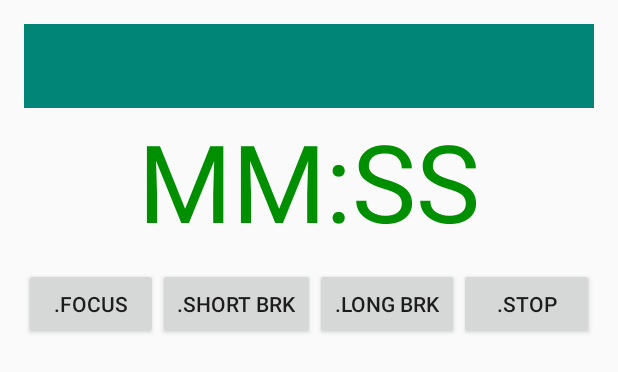
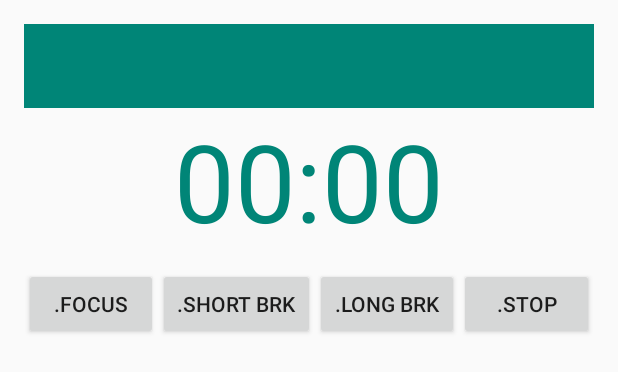
Before and after one commit to dimkas71/Moosti.com-mobile-port, an Android app: the layout activity_main.xml on its own in the app's theme, with its tools: preview values and no code run, on a phone screen of 412 x 824 dp. Shown: the top 372 px of the screen. Run offline under Robolectric (Android 15) with nearby library versions, the phone set to English and light mode, and no system bars.

Commit message:
MO-5 Try to add native android timer for time tracking....
MO-10 Add handlers for .focus; .short brk; .long brk; .stop buttons

```diff
--- a/app/src/main/res/layout/activity_main.xml
+++ b/app/src/main/res/layout/activity_main.xml
@@ -17,21 +17,21 @@
         app:theme="@style/ThemeOverlay.AppCompat.Dark.ActionBar"
         />
 
-    <Chronometer
+    <TextView
         android:layout_width="wrap_content"
         android:layout_height="wrap_content"
-        android:id="@+id/chronometer"
-        android:format="MM:SS"
+        android:id="@+id/textView"
         android:textSize="72sp"
-        android:textColor="#008f00"
+        android:textColor="@color/accent_material_light"
         android:layout_below="@id/toolbar"
         android:layout_alignParentTop="false"
-        android:layout_centerHorizontal="true"/>
+        android:layout_centerHorizontal="true"
+        android:text="00:00"/>
 
     <Space
         android:layout_width="match_parent"
         android:layout_height="10dp"
-        android:layout_below="@+id/chronometer"
+        android:layout_below="@+id/textView"
         android:layout_centerHorizontal="true"
         android:background="#ff6789ff"
         android:id="@+id/space" />
```
Also changed, not shown: app/src/main/java/com/moosti/MainActivity.java (+132 -1 lines).
